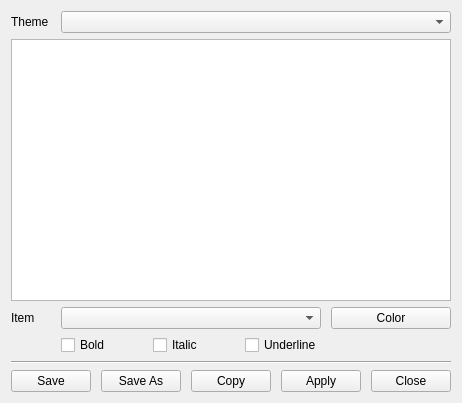
Above: harbour/contrib/hbide/resources/themesex.ui from harbour/core before the change. Below: the same form after it.
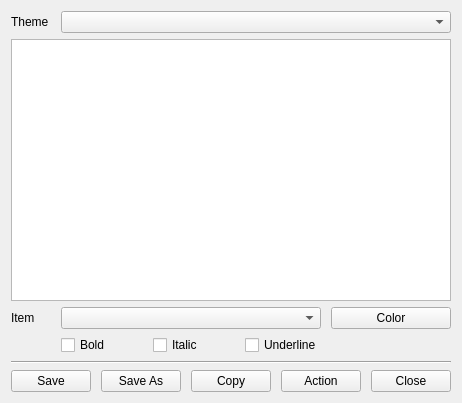
That is the form after the change.

```diff
--- a/harbour/contrib/hbide/resources/themesex.ui
+++ b/harbour/contrib/hbide/resources/themesex.ui
@@ -182,7 +182,7 @@
        <item>
         <widget class="QPushButton" name="buttonApply">
          <property name="text">
-          <string>Apply</string>
+          <string>Action</string>
          </property>
         </widget>
        </item>
```
